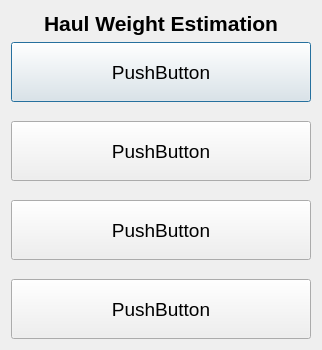
The window that ui/HaulWtSelDlg.ui (guyuhong/CLAMS) describes before a commit, drawn with Qt 5.
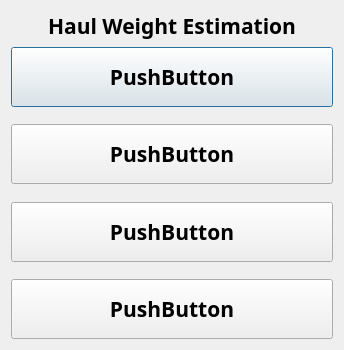
The same window after the commit.

Diff of the .ui file:
```diff
--- a/ui/HaulWtSelDlg.ui
+++ b/ui/HaulWtSelDlg.ui
@@ -6,7 +6,7 @@
    <rect>
     <x>0</x>
     <y>0</y>
-    <width>322</width>
+    <width>344</width>
     <height>350</height>
    </rect>
   </property>
@@ -24,8 +24,8 @@
     <widget class="QLabel" name="label">
      <property name="font">
       <font>
+       <family>Arial Black</family>
        <pointsize>16</pointsize>
-       <weight>75</weight>
        <bold>true</bold>
       </font>
      </property>
@@ -47,7 +47,9 @@
      </property>
      <property name="font">
       <font>
-       <pointsize>14</pointsize>
+       <family>Arial Black</family>
+       <pointsize>16</pointsize>
+       <bold>true</bold>
       </font>
      </property>
      <property name="text">
@@ -57,6 +59,13 @@
    </item>
    <item>
     <spacer name="verticalSpacer_3">
+     <property name="font">
+      <font>
+       <family>Arial Black</family>
+       <pointsize>16</pointsize>
+       <bold>true</bold>
+      </font>
+     </property>
      <property name="orientation">
       <enum>Qt::Vertical</enum>
      </property>
@@ -78,7 +87,9 @@
      </property>
      <property name="font">
       <font>
-       <pointsize>14</pointsize>
+       <family>Arial Black</family>
+       <pointsize>16</pointsize>
+       <bold>true</bold>
       </font>
      </property>
      <property name="text">
@@ -88,6 +99,13 @@
    </item>
    <item>
     <spacer name="verticalSpacer_2">
+     <property name="font">
+      <font>
+       <family>Arial Black</family>
+       <pointsize>16</pointsize>
+       <bold>true</bold>
+      </font>
+     </property>
      <property name="orientation">
       <enum>Qt::Vertical</enum>
      </property>
@@ -109,7 +127,9 @@
      </property>
      <property name="font">
       <font>
-       <pointsize>14</pointsize>
+       <family>Arial Black</family>
+       <pointsize>16</pointsize>
+       <bold>true</bold>
       </font>
      </property>
      <property name="text">
@@ -119,6 +139,13 @@
    </item>
    <item>
     <spacer name="verticalSpacer">
+     <property name="font">
+      <font>
+       <family>Arial Black</family>
+       <pointsize>16</pointsize>
+       <bold>true</bold>
+      </font>
+     </property>
      <property name="orientation">
       <enum>Qt::Vertical</enum>
      </property>
@@ -140,7 +167,9 @@
      </property>
      <property name="font">
       <font>
-       <pointsize>14</pointsize>
+       <family>Arial Black</family>
+       <pointsize>16</pointsize>
+       <bold>true</bold>
       </font>
      </property>
      <property name="text">
```
